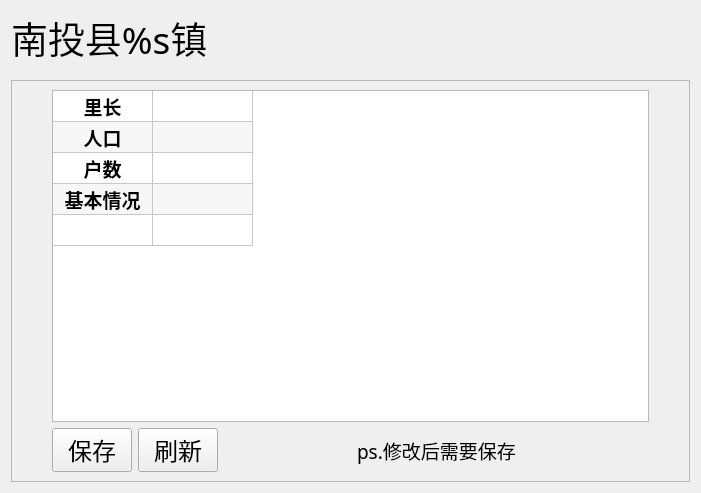
Above: ui/widgets/subpages/page2_x/page.ui from ArcherLuo233/election-s-prediction before the change. Below: the same form after it.
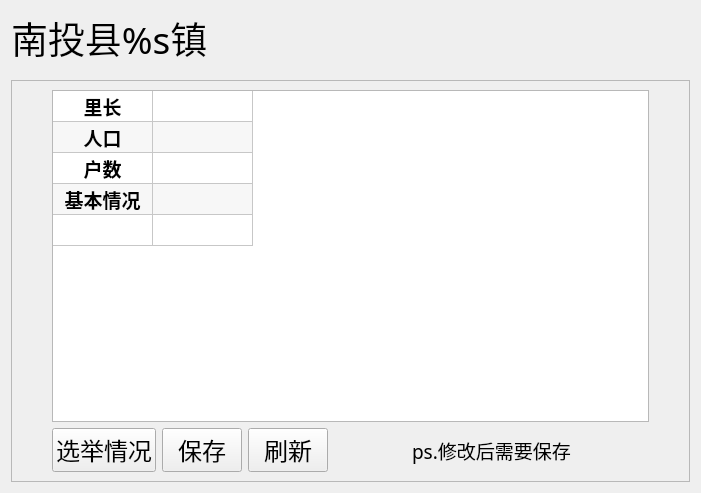
That is the form after the change.

Commit message: 选举情况页面

```diff
--- a/ui/widgets/subpages/page2_x/page.ui
+++ b/ui/widgets/subpages/page2_x/page.ui
@@ -200,6 +200,19 @@
       </item>
       <item>
        <layout class="QHBoxLayout" name="horizontalLayout_8">
+           <item>
+               <widget class="QPushButton" name="btn_election_detail">
+                   <property name="font">
+                       <font>
+                           <family>黑体</family>
+                           <pointsize>18</pointsize>
+                       </font>
+                   </property>
+                   <property name="text">
+                       <string>选举情况</string>
+                   </property>
+               </widget>
+           </item>
         <item>
          <widget class="QPushButton" name="btn_save">
           <property name="font">
```
Lines whose indentation alone changed are shown as unchanged. The commit also changes 17 other files.
